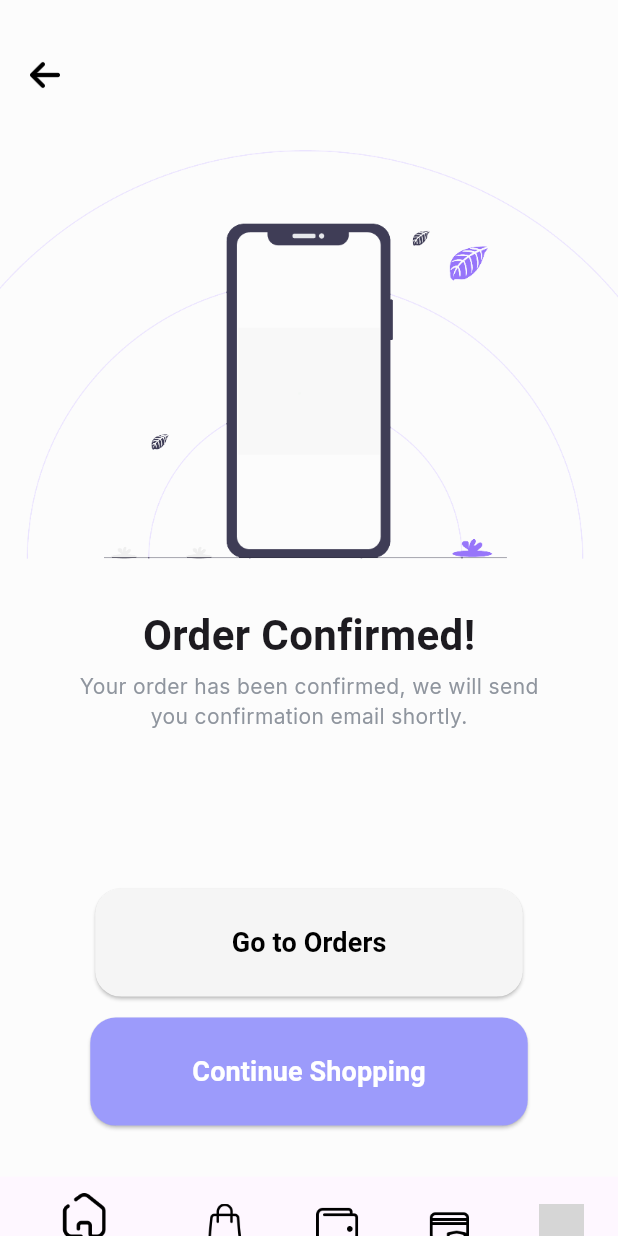
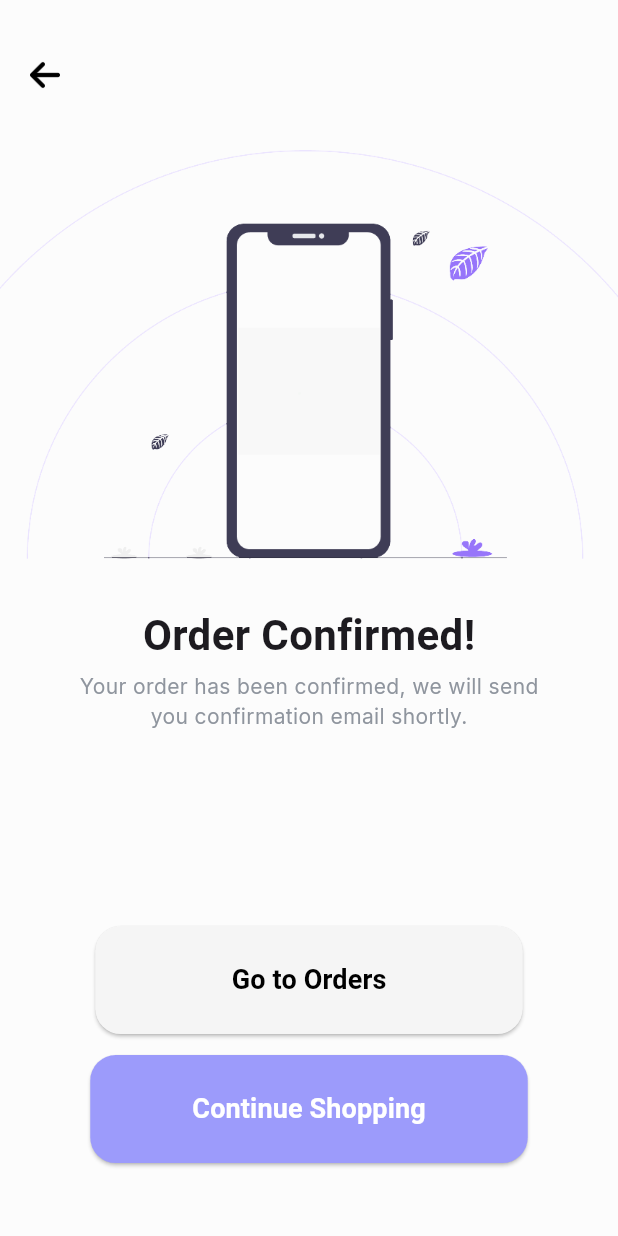
Before and after one commit to LasenSanvidu/bizmart, a Flutter app: the OrderConfirmed screen opened directly, after a tap on "Continue Shopping", on a phone screen of 412 x 824 dp. Run offline on Flutter 3.47's test engine with Material 3 defaults, Android fonts, the phone set to English and light mode, and no system bars; our stand-ins replace cached_network_image, carousel_slider, cloud_firestore, curved_navigation_bar, firebase_auth, firebase_core and 6 more; accounts and stored records are empty; network calls fail; grey boxes are pictures that could not be loaded.

Commit message:
added bottom nav bar

```diff
--- a/lib/component/bottom_nav.dart
+++ /dev/null
@@ -1,69 +0,0 @@
-import 'package:flutter/material.dart';
-
-class BottomNav extends StatefulWidget {
-  const BottomNav({super.key});
-
-  @override
-  State<BottomNav> createState() => _BottomNavState();
-
-}
-
-class _BottomNavState extends State<BottomNav> {
-  int _selectedIndex = 0;
-
-  void _onItemTapped(int index) {
-    setState(() {
-      _selectedIndex = index;
-    });
-  }
-
-  @override
-  Widget build(BuildContext context) {
-    return
-      BottomNavigationBar(
-        currentIndex: _selectedIndex,
-        onTap: _onItemTapped,
-        elevation: 0,
-        items:[
-          BottomNavigationBarItem(
-            icon: Image.asset(
-              'lib/Icons/home-agreement.png',
-              height: 30, // previous was 34
-            ),
-            label: 'Home',
-          ),
-          BottomNavigationBarItem(
-            icon: Image.asset(
-              'lib/Icons/shopping-bag.png',
-              height: 30,
-            ),
-            label: 'Shop',
-          ),
-          BottomNavigationBarItem(
-            icon: Image.asset(
-              'lib/Icons/wallet.png',
-              height: 30,
-            ),
-            label: 'Wallet',
-          ),
-          BottomNavigationBarItem(
-            icon: Padding(
-              padding: const EdgeInsets.only(top: 8.0),
-              child: Image.asset(
-                'lib/Icons/secure.png',
-                height: 30,
-              ),
-            ),
-            label: 'Secure',
-          ),
-          BottomNavigationBarItem(
-            icon: Image.asset(
-              'lib/Icons/user.png',
-              height: 30,
-            ),
-            label: 'User',
-          ),
-        ],
-      );
-  }
-}
--- a/lib/component/button.dart
+++ b/lib/component/button.dart
@@ -1,12 +1,19 @@
 import 'package:flutter/material.dart';
 
 class Button extends StatelessWidget {
-  final Widget navigateTo;
+  final Widget? navigateTo;
   final String? buttonText;
   final Color backgroundColor;
   final Color color;
+  final VoidCallback? onPressed;
 
-  const Button({super.key, this.buttonText, required this.navigateTo, required this.backgroundColor, required this.color});
+  const Button(
+      {super.key,
+      this.buttonText,
+      this.navigateTo,
+      required this.backgroundColor,
+      required this.color,
+      this.onPressed});
 
   @override
   Widget build(BuildContext context) {
@@ -19,10 +26,14 @@
         ),
       ),
       onPressed: () {
-        Navigator.push(
-          context,
-          MaterialPageRoute(builder: (context) => navigateTo),
-        );
+        if (onPressed != null) {
+          onPressed!(); // Execute custom function
+        } else if (navigateTo != null) {
+          Navigator.push(
+            context,
+            MaterialPageRoute(builder: (context) => navigateTo!),
+          );
+        }
       },
       child: Text(
         buttonText!,
--- a/lib/Register.dart
+++ b/lib/login_and_register/Register.dart
@@ -12,6 +12,7 @@
   @override
   Widget build(BuildContext context) {
     return Scaffold(
+      backgroundColor: Colors.white,
       body: Stack(
         children: [
           // Back Button at the Top-Left Corner
--- a/lib/login.dart
+++ b/lib/login_and_register/login.dart
@@ -250,7 +250,7 @@
                 padding: const EdgeInsets.symmetric(horizontal: 50),
                 child: GestureDetector(
                   onTap: () {
-                    context.push("/main");
+                    context.push("/flow_screen");
                     // Navigator.push(
                     //   context,
                     //   MaterialPageRoute(builder: (context) => const Login())
--- a/lib/order_confirmed.dart
+++ b/lib/order_confirmed.dart
@@ -1,6 +1,6 @@
 import 'package:flutter/material.dart';
 import 'package:google_fonts/google_fonts.dart';
-import 'package:myapp/component/bottom_nav.dart';
+import 'package:myapp/component/flow_screen.dart';
 import 'package:myapp/component/button.dart';
 
 class OrderConfirmed extends StatefulWidget {
@@ -29,7 +29,9 @@
               ),
             ),
           ),
-          SizedBox(height: 40,), // early 30
+          SizedBox(
+            height: 40,
+          ), // early 30
           Image.asset(
             'assets/ring_o.png',
           ),
@@ -41,8 +43,10 @@
               fontSize: 28,
             ),
           ),
-          SizedBox(height: 4,),
-            Column(
+          SizedBox(
+            height: 4,
+          ),
+          Column(
             children: [
               Text(
                 'Your order has been confirmed, we will send',
@@ -54,12 +58,29 @@
               ),
             ],
           ),
-          SizedBox(height: 105),// early 115
-          Button(buttonText: '     Go to Orders     ', navigateTo: OrderConfirmed(), backgroundColor: Color(0xFFF5F5F5), color: Colors.black,),
+          SizedBox(height: 130), // early 115
+          Button(
+            buttonText: '     Go to Orders     ',
+            //navigateTo: OtpConfirmation(),
+            onPressed: () {
+              MainScreen.of(context)
+                  ?.updateIndex(1); // Updates the current index
+            },
+            backgroundColor: Color(0xFFF5F5F5),
+            color: Colors.black,
+          ),
           SizedBox(height: 14),
-          Button(buttonText: 'Continue Shopping', navigateTo: OrderConfirmed(), backgroundColor: Color(0xFF9C9BFB), color: Colors.white,),
-          SizedBox(height: 34),
-          BottomNav(),
+          Button(
+            buttonText: 'Continue Shopping',
+            //navigateTo: OrderConfirmed(),
+            onPressed: () {
+              MainScreen.of(context)
+                  ?.updateIndex(0); // Updates the current index
+            },
+            backgroundColor: Color(0xFF9C9BFB),
+            color: Colors.white,
+          ),
+          //
         ],
       ),
     );
--- a/lib/otp_code.dart
+++ b/lib/otp/otp_code.dart
@@ -2,7 +2,7 @@
 import 'package:flutter/services.dart';
 import 'package:go_router/go_router.dart';
 import 'package:google_fonts/google_fonts.dart';
-import 'main.dart';
+import '../main.dart';
 import 'otp_confirmation.dart';
 
 class OtpCode extends StatelessWidget {
@@ -137,7 +137,7 @@
               children: [
                 GestureDetector(
                   onTap: () {
-                    context.push("/otp_confirmation");
+                    context.go("/otp_confirmation");
                   },
                   child: Container(
                     padding: const EdgeInsets.symmetric(
--- a/lib/otp_confirmation.dart
+++ b/lib/otp/otp_confirmation.dart
@@ -2,7 +2,7 @@
 import 'package:go_router/go_router.dart';
 import 'package:google_fonts/google_fonts.dart';
 import 'package:lottie/lottie.dart';
-import 'main_settings.dart';
+//import 'main_settings.dart';
 
 class OtpConfirmation extends StatefulWidget {
   const OtpConfirmation({super.key});
@@ -33,7 +33,7 @@
                 });
                 // navigate to another page when the animation finishes
                 Future.delayed(composition.duration, () {
-                  context.push("/main");
+                  context.push("/flow_screen");
                 });
               },
               repeat: false, // disable looping
--- a/lib/routes/router.dart
+++ b/lib/routes/router.dart
@@ -1,13 +1,14 @@
 import 'package:go_router/go_router.dart';
 import 'package:myapp/cal_event_page.dart';
 import 'package:myapp/chat_homeScreen.dart';
-import 'package:myapp/Register.dart';
+import 'package:myapp/login_and_register/Register.dart';
 import 'package:myapp/calender.dart';
-import 'package:myapp/login.dart';
+import 'package:myapp/component/flow_screen.dart';
+import 'package:myapp/login_and_register/login.dart';
 import 'package:myapp/main.dart';
 import 'package:myapp/main_settings.dart';
-import 'package:myapp/otp_code.dart';
-import 'package:myapp/otp_confirmation.dart';
+import 'package:myapp/otp/otp_code.dart';
+import 'package:myapp/otp/otp_confirmation.dart';
 import 'package:myapp/onboarding.dart';
 import 'package:myapp/profile.dart';
 import 'package:myapp/settings_customer.dart';
@@ -22,7 +23,7 @@
       GoRoute(
         path: "/",
         builder: (context, state) {
-          return  HomeScreen();
+          return OnboardingScreen();
         },
       ),
       GoRoute(
@@ -34,7 +35,7 @@
       GoRoute(
         path: "/main",
         builder: (context, state) {
-          return MainSettings();  // Removed 'const' to fix the error
+          return MainSettings(); // Removed 'const' to fix the error
         },
       ),
       GoRoute(
@@ -73,6 +74,12 @@
           return const OtpConfirmation();
         },
       ),
+      GoRoute(
+        path: "/flow_screen",
+        builder: (context, state) {
+          return const MainScreen();
+        },
+      ),
     ],
   );
 }
--- a/lib/welcomesecond.dart
+++ b/lib/welcomesecond.dart
@@ -1,7 +1,7 @@
 import 'package:flutter/material.dart';
 import 'package:google_fonts/google_fonts.dart';
 import 'package:myapp/component/button.dart';
-import 'package:myapp/login.dart';
+import 'package:myapp/login_and_register/login.dart';
 
 class WelcomeSecond extends StatelessWidget {
   const WelcomeSecond({super.key});
--- a/pubspec.yaml
+++ b/pubspec.yaml
@@ -1,6 +1,6 @@
 name: myapp
 description: "Learn"
-publish_to: 'none'
+publish_to: "none"
 
 version: 1.0.0+1
 
@@ -23,8 +23,9 @@
   image_picker: ^1.1.2
   firebase_storage: ^12.4.2
   uuid: ^4.5.1
-  cached_network_image: ^3.3.0  # Moved from dev_dependencies
+  cached_network_image: ^3.3.0 # Moved from dev_dependencies
   smooth_page_indicator: ^1.2.1
+  curved_navigation_bar: ^1.0.6
 
 dev_dependencies:
   flutter_test:
```
Also changed, not shown: lib/chat.dart (+39 -13 lines), lib/chat_homeScreen.dart (+11 -8 lines), lib/component/flow_screen.dart (added, +64 -0 lines), lib/component/profile_tiles.dart (+15 -6 lines), lib/component/square_tile.dart (+3 -9 lines), lib/main_settings.dart (+48 -11 lines), lib/notification_page.dart (added, +20 -0 lines), lib/onboarding.dart (+5 -2 lines), lib/profile.dart (+52 -20 lines), pubspec.lock.
